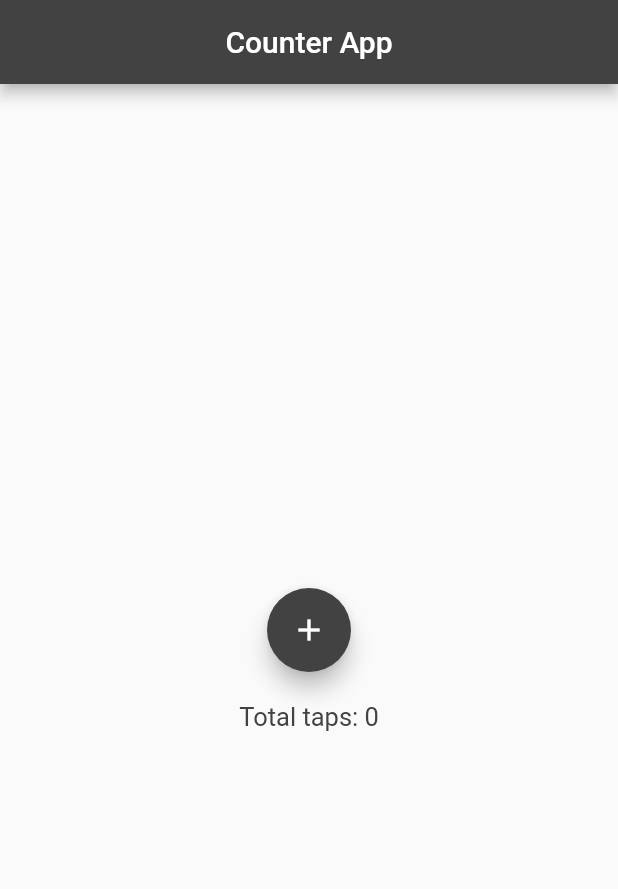
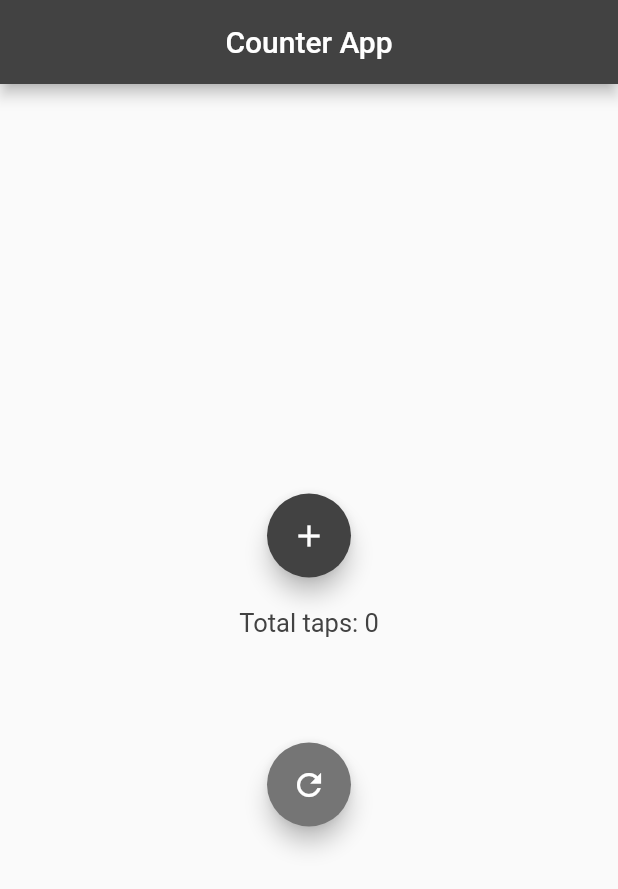
Before and after one commit to arukurmi/Counter-App, a Flutter app: the screen it shows after launch, on a phone screen of 412 x 824 dp. Shown: the top 889 px of the screen. Run offline on Flutter 3.47's test engine with Material 2 defaults, Android fonts, the phone set to English and light mode, and no system bars.

Commit message:
add refresh button

```diff
--- a/lib/ui/home.dart
+++ b/lib/ui/home.dart
@@ -51,12 +51,12 @@ class HomeScreenState extends State<Home>{
                     fontSize: 17,
                   )
               ),
-              // SizedBox(height: 70,),
-              // new FloatingActionButton(
-              //   onPressed: _refreshCounter,
-              //   backgroundColor: Colors.grey[600],
-              //   child: new Icon(Icons.refresh),
-              // ),
+              SizedBox(height: 70,),
+              new FloatingActionButton(
+                onPressed: _refreshCounter,
+                backgroundColor: Colors.grey[600],
+                child: new Icon(Icons.refresh),
+              ),
               // SizedBox(height: 10,),
               // new Text("(Refresh the counter)",
               //     style: new TextStyle(
```
